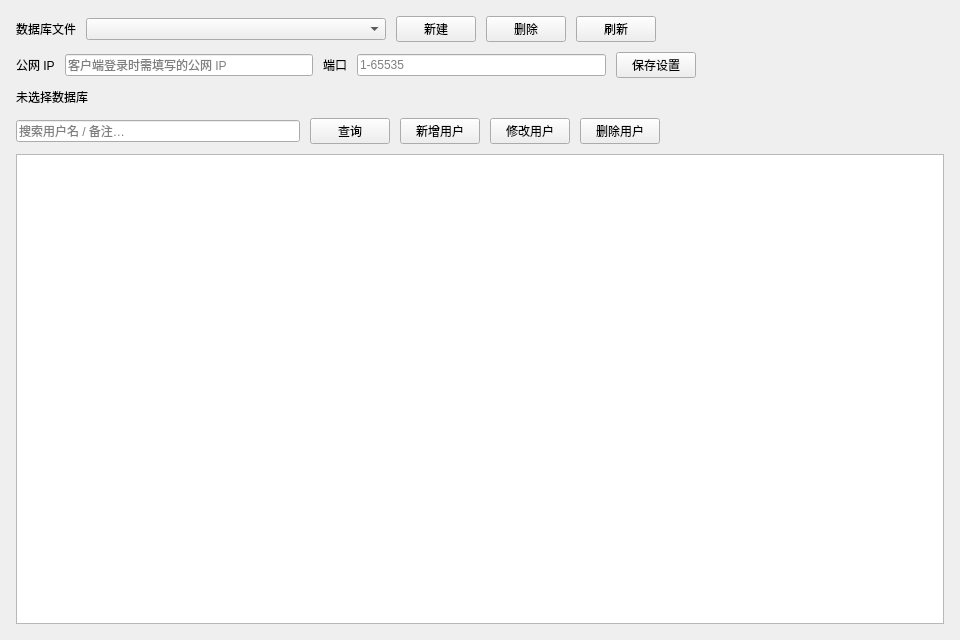
CCA8798/SimpleFrpPanel, file src/ServerUserPage.ui: the form before one commit.
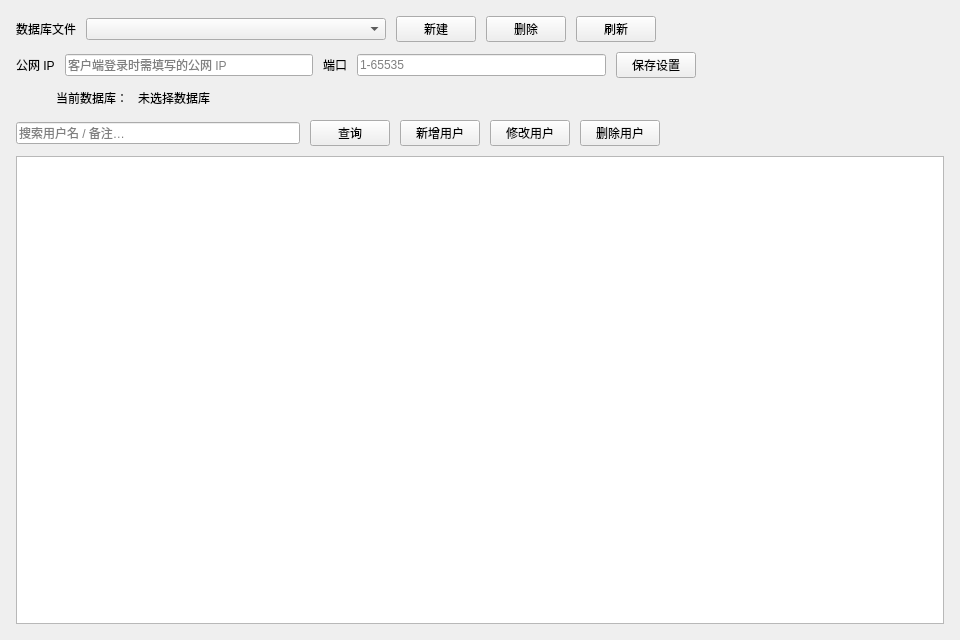
The form after the commit. Custom widgets are drawn as their Qt base class.

Commit message:
用户管理体验升级：全 Ela 组件对话框、10 位文件名、到期时间、布局与对齐优化
- UserEditDialog 改用 ElaDialog 基类 + ElaLineEdit/ElaCheckBox/ElaCalendarPicker/ElaPushButton/ElaText，消息提示用 ElaMessageBar
- ServerUserPage：删除确认改用 ElaContentDialog（隐藏空按钮），提示全部 ElaMessageBar
- 数据库文件名改为 SHA256 前 10 位
- 布局：上部(数据库)固定高度紧凑不拉伸，下部(用户)自动扩展（.ui 由 Designer 调整 stretch）
- 用户表头与数据全部居中对齐；新增到期时间列（空=永不）
- users 表新增 expire_at 列，旧库打开时自动 ALTER 迁移；修复空备注/空到期时间被绑定为 NULL 导致 NOT NULL 冲突的 bug

Diff of the .ui file:
```diff
--- a/src/ServerUserPage.ui
+++ b/src/ServerUserPage.ui
@@ -13,7 +13,7 @@
   <property name="windowTitle">
    <string>用户管理</string>
   </property>
-  <layout class="QVBoxLayout" name="mainLayout">
+  <layout class="QVBoxLayout" name="mainLayout" stretch="1,10">
    <property name="spacing">
     <number>12</number>
    </property>
@@ -37,7 +37,7 @@
      <property name="frameShape">
       <enum>QFrame::NoFrame</enum>
      </property>
-     <layout class="QVBoxLayout" name="dbFrameLayout">
+     <layout class="QVBoxLayout" name="dbFrameLayout" stretch="1,1,1">
       <property name="spacing">
        <number>10</number>
       </property>
@@ -176,11 +176,60 @@
        </layout>
       </item>
       <item>
-       <widget class="QLabel" name="dbPathLabel">
-        <property name="text">
-         <string>未选择数据库</string>
-        </property>
-       </widget>
+       <layout class="QHBoxLayout" name="horizontalLayout" stretch="0,0,1,0">
+        <item>
+         <spacer name="horizontalSpacer_2">
+          <property name="orientation">
+           <enum>Qt::Orientation::Horizontal</enum>
+          </property>
+          <property name="sizeHint" stdset="0">
+           <size>
+            <width>40</width>
+            <height>20</height>
+           </size>
+          </property>
+         </spacer>
+        </item>
+        <item>
+         <widget class="QLabel" name="dbPathLabel_2">
+          <property name="text">
+           <string>当前数据库：</string>
+          </property>
+         </widget>
+        </item>
+        <item>
+         <widget class="QLabel" name="dbPathLabel">
+          <property name="sizePolicy">
+           <sizepolicy hsizetype="Preferred" vsizetype="Preferred">
+            <horstretch>0</horstretch>
+            <verstretch>0</verstretch>
+           </sizepolicy>
+          </property>
+          <property name="maximumSize">
+           <size>
+            <width>800</width>
+            <height>16777215</height>
+           </size>
+          </property>
+          <property name="text">
+           <string>未选择数据库</string>
+          </property>
+         </widget>
+        </item>
+        <item>
+         <spacer name="horizontalSpacer">
+          <property name="orientation">
+           <enum>Qt::Orientation::Horizontal</enum>
+          </property>
+          <property name="sizeHint" stdset="0">
+           <size>
+            <width>40</width>
+            <height>20</height>
+           </size>
+          </property>
+         </spacer>
+        </item>
+       </layout>
       </item>
      </layout>
     </widget>
@@ -193,7 +242,7 @@
      <property name="frameShape">
       <enum>QFrame::NoFrame</enum>
      </property>
-     <layout class="QVBoxLayout" name="userFrameLayout">
+     <layout class="QVBoxLayout" name="userFrameLayout" stretch="1,10">
       <property name="spacing">
        <number>10</number>
       </property>
```
Left out of the diff: 16 changed lines with no effect on the pictures. The commit also changes 6 other files.
